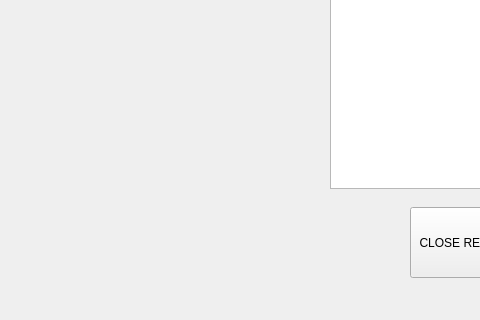
The window that bank-automat/mainmenu.ui (JereKortesalmi/BankProject) describes before a commit, drawn with Qt 5; both pictures show x 610 to 1090 and y 293 to 613 of the 1216 by 613 pixel window.
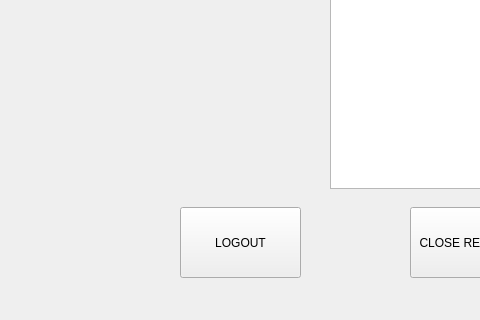
The same window after the commit.

Patch:
```diff
--- a/bank-automat/mainmenu.ui
+++ b/bank-automat/mainmenu.ui
@@ -314,6 +314,19 @@
     </item>
    </layout>
   </widget>
+  <widget class="QPushButton" name="btnlogout">
+   <property name="geometry">
+    <rect>
+     <x>790</x>
+     <y>500</y>
+     <width>121</width>
+     <height>71</height>
+    </rect>
+   </property>
+   <property name="text">
+    <string>LOGOUT</string>
+   </property>
+  </widget>
  </widget>
  <resources/>
  <connections/>
```
